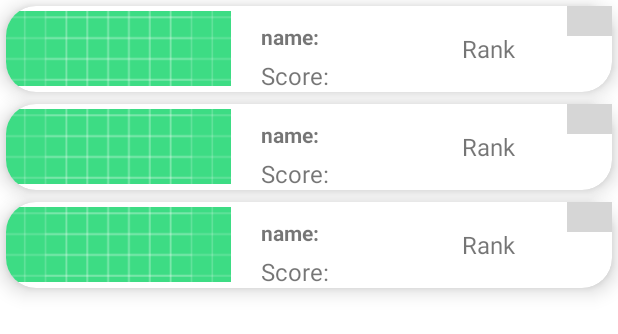
After one commit to Or-Moshe/Android-Studio, an Android app: the layout activity_score_table.xml on its own in the app's theme, with its tools: preview values and no code run, on a phone screen of 412 x 824 dp. The commit adds this screen. Shown: the top 334 px of the screen. Run offline under Robolectric (Android 15) with nearby library versions, the phone set to English and light mode, and no system bars; grey boxes are pictures that could not be loaded.

Commit message:
create scores table

```diff
--- a/app/src/main/java/com/example/obscalesraceapp/Logic/GameManager.java
+++ b/app/src/main/java/com/example/obscalesraceapp/Logic/GameManager.java
@@ -20,7 +20,7 @@ public class GameManager {
     public GameManager() {
         this.positionToImageMap = new ConcurrentHashMap<>();
         this.player_position = (NUM_OF_ROWS - 1)*10 + NUM_OF_COLS / 2 + "";
-        this.life = 3;
+        this.life = 1;
         this.score = 0;
         this.level = 1;
     }
@@ -131,7 +131,7 @@ public class GameManager {
     }
 
     public int getScore() {
-        return this.life;
+        return this.score;
     }
 
     public void addScore(){
--- /dev/null
+++ b/app/src/main/java/com/example/obscalesraceapp/View/App.java
@@ -0,0 +1,6 @@
+package com.example.obscalesraceapp.View;
+
+import android.app.Application;
+
+public class App extends Application {
+}
--- /dev/null
+++ b/app/src/main/res/layout/activity_score_table.xml
@@ -0,0 +1,15 @@
+<?xml version="1.0" encoding="utf-8"?>
+<RelativeLayout xmlns:android="http://schemas.android.com/apk/res/android"
+    xmlns:tools="http://schemas.android.com/tools"
+    android:layout_width="match_parent"
+    android:layout_height="match_parent"
+    tools:context=".View.ScoreTableActivity">
+
+    <androidx.recyclerview.widget.RecyclerView
+        android:id="@+id/main_LST_scores"
+        android:layout_width="match_parent"
+        android:layout_height="match_parent"
+        android:layout_centerInParent="true"
+        tools:listitem="@layout/score_item"
+        />
+</RelativeLayout>
--- /dev/null
+++ b/app/src/main/res/layout/score_item.xml
@@ -0,0 +1,72 @@
+<?xml version="1.0" encoding="utf-8"?>
+<androidx.cardview.widget.CardView xmlns:android="http://schemas.android.com/apk/res/android"
+    xmlns:app="http://schemas.android.com/apk/res-auto"
+    android:layout_width="wrap_content"
+    android:layout_height="wrap_content"
+    app:cardCornerRadius="20dp"
+    android:layout_margin="4dp"
+    android:elevation="8dp"
+    app:cardElevation="8dp">
+
+    <RelativeLayout
+        android:layout_width="match_parent"
+        android:layout_height="wrap_content">
+
+        <com.google.android.material.imageview.ShapeableImageView
+            android:id="@+id/player_profile_img"
+            android:layout_width="150dp"
+            android:layout_height="50dp"
+            android:scaleType="centerCrop"
+            android:layout_alignParentStart="true"
+            android:layout_centerInParent="true"
+            app:srcCompat="@drawable/ic_launcher_background" />
+
+
+        <com.google.android.material.textview.MaterialTextView
+            android:id="@+id/player_name_LBL"
+            android:layout_width="match_parent"
+            android:layout_height="wrap_content"
+            android:layout_centerInParent="true"
+            android:layout_marginStart="20dp"
+            android:layout_toEndOf="@id/player_profile_img"
+            android:maxLines="2"
+            android:minLines="2"
+            android:text="name:"
+            android:textSize="14sp"
+            android:textStyle="bold" />
+
+        <com.google.android.material.textview.MaterialTextView
+            android:id="@+id/player_score_LBL"
+            android:layout_width="match_parent"
+            android:layout_height="wrap_content"
+            android:layout_below="@id/player_name_LBL"
+            android:layout_toEndOf="@id/player_profile_img"
+            android:layout_marginStart="20dp"
+            android:maxLines="1"
+            android:minLines="1"
+            android:text="Score:"
+            android:textSize="16sp" />
+
+
+
+        <com.google.android.material.imageview.ShapeableImageView
+            android:id="@+id/crown_yellow"
+            android:layout_width="30dp"
+            android:layout_height="20dp"
+            android:scaleType="centerCrop"
+            android:layout_alignEnd="@id/player_score_LBL"
+            app:srcCompat="@drawable/crown_yellow" />
+
+        <com.google.android.material.textview.MaterialTextView
+            android:id="@+id/player_rank_LBL"
+            android:layout_width="100dp"
+            android:layout_height="wrap_content"
+            android:layout_centerInParent="true"
+            android:layout_alignEnd="@id/crown_yellow"
+            android:layout_alignParentTop="true"
+            android:text="Rank"
+            android:textSize="16sp" />
+
+
+    </RelativeLayout>
+</androidx.cardview.widget.CardView>
```
Also changed, not shown: app/src/main/AndroidManifest.xml (+8 -0 lines), app/src/main/java/com/example/obscalesraceapp/Adapter/ScoreTableAdapter.java (added, +67 -0 lines), app/src/main/java/com/example/obscalesraceapp/Models/ScoreItem.java (added, +47 -0 lines), app/src/main/java/com/example/obscalesraceapp/Utilities/DataManager.java (added, +30 -0 lines), app/src/main/java/com/example/obscalesraceapp/View/MainActivity.java (+17 -0 lines), app/src/main/java/com/example/obscalesraceapp/View/ScoreTableActivity.java (added, +37 -0 lines), app/src/main/res/layout/menu_activity.xml (added, +10 -0 lines).
